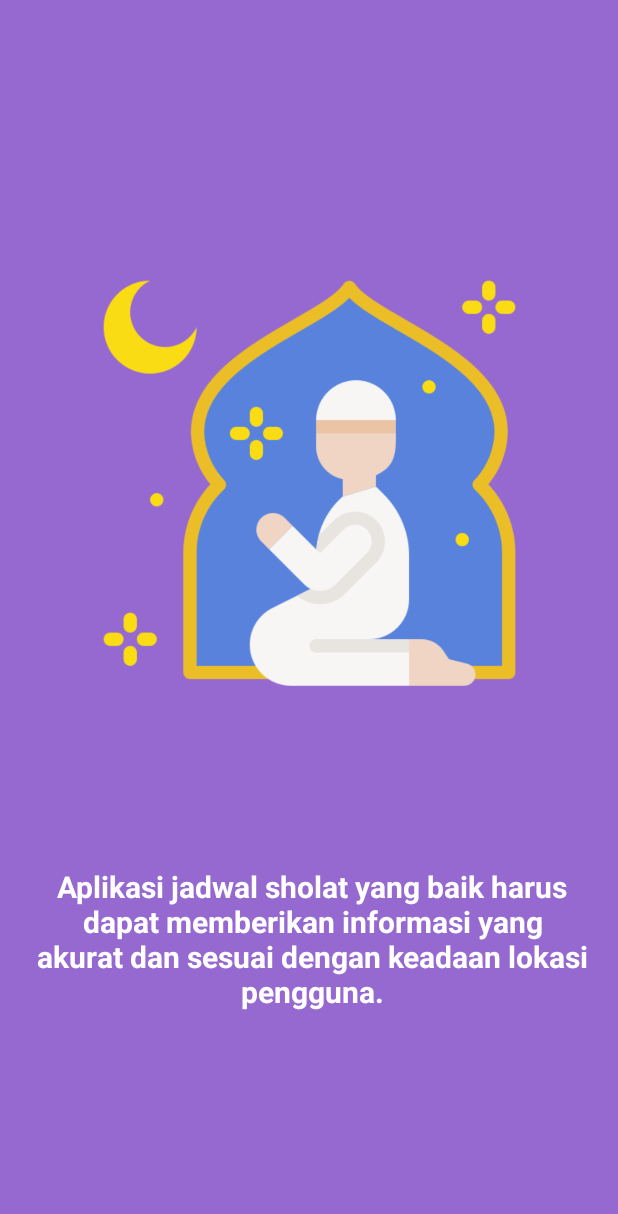
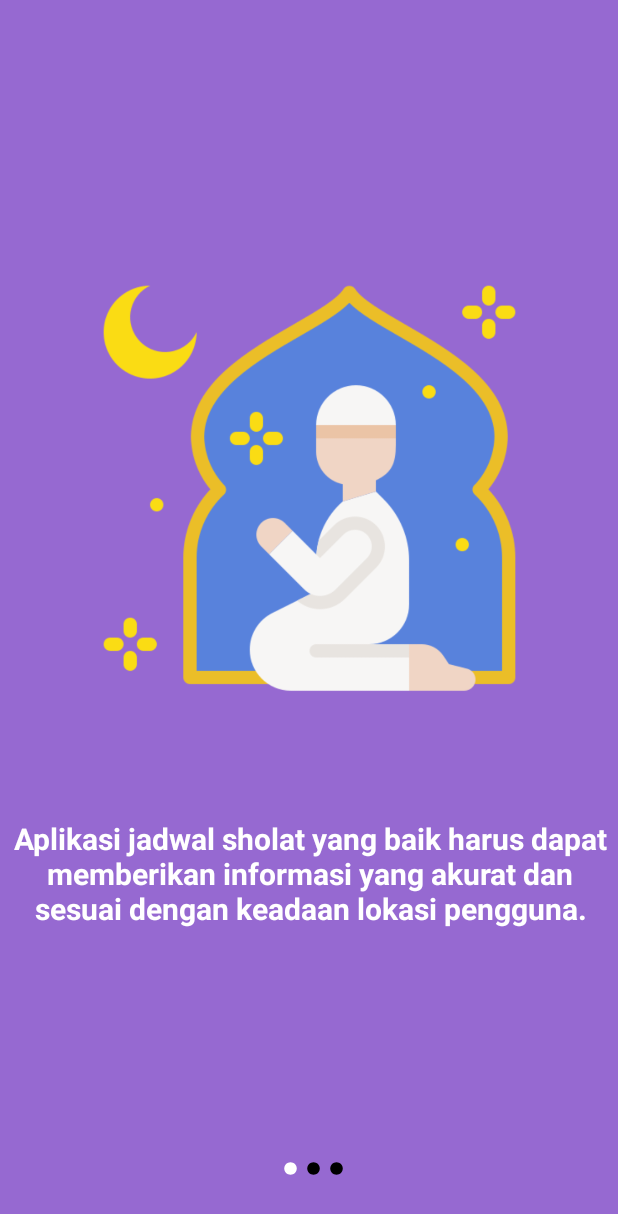
Before and after one commit to rahmaynr/UAS-AKB6-10120215-Rahma, an Android app: the screen it shows after launch (walktroughtActivity), on a phone screen of 412 x 824 dp. Shown: the top 1214 px of the screen. Run offline under Robolectric (Android 15) with nearby library versions, the phone set to English and light mode, and no system bars.

Commit message:
masih walktrough

```diff
--- /dev/null
+++ b/app/src/main/res/drawable/baseline_circle_24.xml
@@ -0,0 +1,5 @@
+<vector android:height="24dp" android:tint="#000000"
+    android:viewportHeight="24" android:viewportWidth="24"
+    android:width="24dp" xmlns:android="http://schemas.android.com/apk/res/android">
+    <path android:fillColor="@android:color/white" android:pathData="M12,2C6.47,2 2,6.47 2,12s4.47,10 10,10 10,-4.47 10,-10S17.53,2 12,2z"/>
+</vector>
--- /dev/null
+++ b/app/src/main/res/drawable/baseline_circle_24_white.xml
@@ -0,0 +1,5 @@
+<vector android:height="24dp" android:tint="#FFFFFF"
+    android:viewportHeight="24" android:viewportWidth="24"
+    android:width="24dp" xmlns:android="http://schemas.android.com/apk/res/android">
+    <path android:fillColor="@android:color/white" android:pathData="M12,2C6.47,2 2,6.47 2,12s4.47,10 10,10 10,-4.47 10,-10S17.53,2 12,2z"/>
+</vector>
--- a/app/src/main/res/layout/activity_main.xml
+++ b/app/src/main/res/layout/activity_main.xml
@@ -74,7 +74,7 @@
                         android:layout_height="70dp"
                         android:backgroundTint="@android:color/white"
                         android:padding="8dp"
-                        android:src="@drawable/pray"
+                        android:src="@drawable/sholat"
                          />
 
                 </LinearLayout>
--- a/app/src/main/res/layout/fragment_walktrough1.xml
+++ b/app/src/main/res/layout/fragment_walktrough1.xml
@@ -10,25 +10,55 @@
         android:id="@+id/imageView2"
         android:layout_width="283dp"
         android:layout_height="355dp"
+        android:layout_marginTop="150dp"
         android:src="@drawable/pray"
-        app:layout_constraintBottom_toBottomOf="parent"
         app:layout_constraintEnd_toEndOf="parent"
         app:layout_constraintStart_toStartOf="parent"
-        app:layout_constraintTop_toTopOf="parent"
-        app:layout_constraintVertical_bias="0.313" />
+        app:layout_constraintTop_toTopOf="parent" />
 
     <TextView
-        android:layout_width="383dp"
-        android:layout_height="100dp"
-        android:layout_marginBottom="148dp"
+        android:id="@+id/textView"
+        android:layout_width="wrap_content"
+        android:layout_height="wrap_content"
+        android:layout_marginTop="40dp"
         android:gravity="center"
         android:text="Aplikasi jadwal sholat yang baik harus dapat memberikan informasi yang akurat dan sesuai dengan keadaan lokasi pengguna."
         android:textColor="@color/white"
         android:textSize="20sp"
         android:textStyle="bold"
+        app:layout_constraintEnd_toEndOf="@+id/imageView2"
+        app:layout_constraintStart_toStartOf="@+id/imageView2"
+        app:layout_constraintTop_toBottomOf="@+id/imageView2" />
+
+    <ImageView
+        android:id="@+id/image"
+        android:layout_width="10dp"
+        android:layout_height="10dp"
+        android:layout_marginEnd="25dp"
+        android:layout_marginBottom="40dp"
+        android:src="@drawable/baseline_circle_24_white"
         app:layout_constraintBottom_toBottomOf="parent"
         app:layout_constraintEnd_toEndOf="parent"
-        app:layout_constraintHorizontal_bias="0.571"
         app:layout_constraintStart_toStartOf="parent" />
 
+    <ImageView
+        android:id="@+id/image2"
+        android:layout_width="10dp"
+        android:layout_height="10dp"
+        android:layout_marginStart="5dp"
+        android:src="@drawable/baseline_circle_24"
+        app:layout_constraintBottom_toBottomOf="@+id/image"
+        app:layout_constraintStart_toEndOf="@+id/image"
+        app:layout_constraintTop_toTopOf="@+id/image"
+        app:layout_constraintVertical_bias="1.0" />
+
+    <ImageView
+        android:id="@+id/image3"
+        android:layout_width="10dp"
+        android:layout_height="10dp"
+        android:layout_marginStart="5dp"
+        android:src="@drawable/baseline_circle_24"
+        app:layout_constraintBottom_toBottomOf="@+id/image2"
+        app:layout_constraintStart_toEndOf="@+id/image2"
+        app:layout_constraintTop_toTopOf="@+id/image2" />
 </androidx.constraintlayout.widget.ConstraintLayout>
```
Also changed, not shown: app/src/main/res/layout/activity_splash.xml (+23 -7 lines), app/src/main/res/layout/fragment_walktrough2.xml (+40 -4 lines), app/src/main/res/layout/fragment_walktrought.xml (+45 -13 lines).
